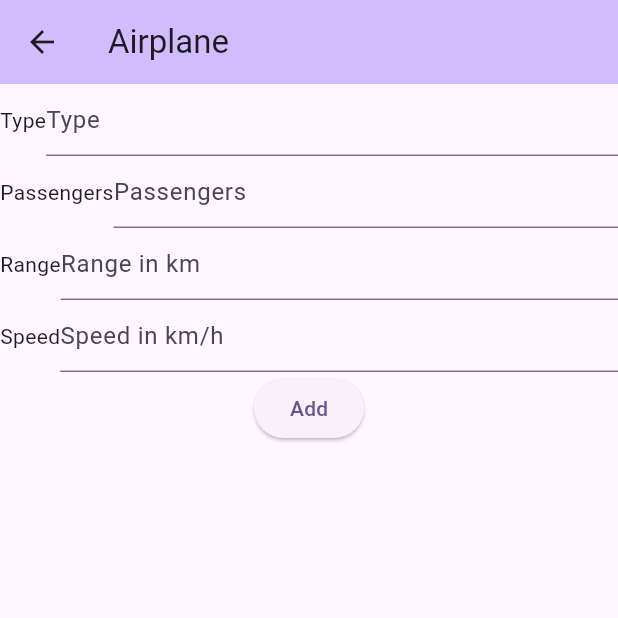
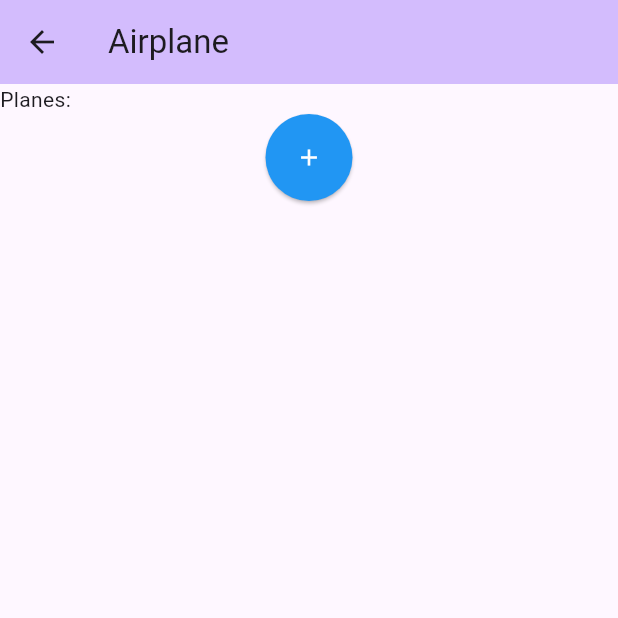
Before and after one commit to wald0047/cst2335_app, a Flutter app: the AirplanePage screen opened by its route, on a phone screen of 412 x 824 dp, the top half of it. Run offline on Flutter 3.47's test engine with Material 3 defaults, Android fonts, the light colour scheme and no system bars; our stand-ins replace floor, sqflite; missing offline and left inert: encrypted_shared_preferences; accounts and stored records are empty; generated files the repository leaves out were written again.

Commit message:
Cleanup airplane page.

```diff
--- a/lib/airplanepage.dart
+++ b/lib/airplanepage.dart
@@ -1,3 +1,4 @@
+import 'package:flutter/cupertino.dart';
 import 'package:flutter/material.dart';
 import 'package:cst2335_app/airplane.dart';
 import 'package:cst2335_app/airplanedao.dart';
@@ -7,12 +8,14 @@ import 'database.dart';
 
 class AirplanePage extends StatefulWidget {
   const AirplanePage({super.key});
+
   @override
   State<AirplanePage> createState() => AirplanePageState();
 }
 
 class AirplanePageState extends State<AirplanePage> {
   List<Airplane> planes = [];
+  late TextEditingController idTextCtl;
   late TextEditingController typeTextCtl;
   late TextEditingController passengerTextCtl;
   late TextEditingController rangeTextCtl;
@@ -25,6 +28,7 @@ class AirplanePageState extends State<AirplanePage> {
   void initState() {
     // initialize object, onloaded in HTML
     super.initState();
+    idTextCtl = TextEditingController();
     typeTextCtl = TextEditingController();
     passengerTextCtl = TextEditingController();
     rangeTextCtl = TextEditingController();
@@ -57,6 +61,7 @@ class AirplanePageState extends State<AirplanePage> {
     DataRepository.planeRange = rangeTextCtl.value.text;
     DataRepository.planeSpeed = speedTextCtl.value.text;
     DataRepository.saveData();
+    idTextCtl.dispose();
     typeTextCtl.dispose();
     passengerTextCtl.dispose();
     rangeTextCtl.dispose();
@@ -84,7 +89,7 @@ class AirplanePageState extends State<AirplanePage> {
       return Row(
         children: [
           Expanded(flex: 2, child: Center(child: AirplaneList())),
-          Expanded(flex: 3, child: Column(children: [DetailsPage(false)])),
+          Expanded(flex: 3, child: Column(children: [DetailsPage()])),
         ],
       );
     } else {
@@ -92,48 +97,58 @@ class AirplanePageState extends State<AirplanePage> {
       if (selectedPlane == null) {
         return AirplaneList();
       } else {
-        return DetailsPage(true);
+        return DetailsPage();
       }
     }
   }
 
   Widget AirplaneList() {
-    return Center(
-      child: Column(
-        children: [
-          EditWidgets(),
-          ElevatedButton(
-              onPressed: addPlane,
-              child: Text("Add")),
-          Expanded(
-            child: ListView.builder(
-              itemCount: planes.length,
-              itemBuilder: (context, rowNum) {
-                // return the widget to go on row : rowNum
-                return GestureDetector(
+    return Column(
+      mainAxisAlignment: MainAxisAlignment.start,
+      children: [
+        Row(children: [Text(textAlign: TextAlign.left, "Planes:")]),
+        ListView.builder(
+          physics: NeverScrollableScrollPhysics(),
+          shrinkWrap: true,
+          itemCount: planes.length,
+          itemBuilder: (context, rowNum) {
+            // return the widget to go on row : rowNum
+            return Card(
+                child: InkWell(
                     onTap: () {
-                       setState(() {
-                         selectedPlane = planes[rowNum];
-                         typeTextCtl.text = selectedPlane!.type;
-                         passengerTextCtl.text = selectedPlane!.numPassengers.toString();
-                         speedTextCtl.text = selectedPlane!.maxSpeed.toString();
-                         rangeTextCtl.text = selectedPlane!.range.toString();
+                      setState(() {
+                        selectedPlane = planes[rowNum];
+                        idTextCtl.text = selectedPlane!.id.toString();
+                        typeTextCtl.text = selectedPlane!.type;
+                        passengerTextCtl.text =
+                            selectedPlane!.numPassengers.toString();
+                        speedTextCtl.text = selectedPlane!.maxSpeed.toString();
+                        rangeTextCtl.text = selectedPlane!.range.toString();
                       });
                     },
-                    child: Row(
-                        mainAxisAlignment: MainAxisAlignment.spaceEvenly,
-                        children: [
-                          Text("id: ${planes[rowNum].id ?? ""}"),
-                          Text(planes[rowNum].type),
-                          Text(planes[rowNum].range.toString()),
-                          Text(planes[rowNum].maxSpeed.toString()),
-                          Text(planes[rowNum].numPassengers.toString())
-                        ]));
-              },
-            ),
+                    child: Padding(
+                        padding: EdgeInsets.all(10),
+                        child: Row(children: [
+                          Icon(CupertinoIcons.airplane, color: Colors.black),
+                          Text(planes[rowNum].type)
+                        ]))));
+          },
+        ),
+        ElevatedButton(
+          onPressed: () {
+            setState(() {
+              selectedPlane = Airplane.noid('', -1, -1, -1);
+            });
+          },
+          child: Icon(Icons.add, color: Colors.white),
+          style: ElevatedButton.styleFrom(
+            shape: CircleBorder(),
+            padding: EdgeInsets.all(20),
+            backgroundColor: Colors.blue, // <-- Button color
+            foregroundColor: Colors.red, // <-- Splash color
           ),
-        ],
-      ),
+        )
+      ],
     );
   }
 
@@ -148,7 +163,7 @@ class AirplanePageState extends State<AirplanePage> {
         builder: (BuildContext context) => AlertDialog(
           title: const Text('Confirm Airplane Removal'),
           content: Text('Are you sure you would like to remove:\n' +
-          'id:${planes[index].id}\t${planes[index].type}'),
+              '${planes[index].type}'),
           actions: <Widget>[
             TextButton(
               child: const Text('Yes'),
@@ -176,133 +191,132 @@ class AirplanePageState extends State<AirplanePage> {
     });
   }
 
-  Widget DetailsPage(bool editWidgets) {
+  Widget DetailsPage() {
     if (selectedPlane == null) {
       return Text("Nothing is selected");
     } else {
       Airplane plane = selectedPlane!;
-      var widgets = [
-        Text("id: ${plane.id ?? ""}"),
-        Row(mainAxisAlignment:MainAxisAlignment.spaceEvenly,
-            children:[
-              ElevatedButton(
+      var edit = [
+        PlaneForm(),
+        Row(mainAxisAlignment: MainAxisAlignment.spaceEvenly, children: [
+          Padding(
+              padding: EdgeInsets.all(4),
+              child: ElevatedButton(
                   onPressed: () {
                     setState(() {
                       selectedPlane = null;
                     });
                   },
-                  child: Text("Unselect")),
-              ElevatedButton(
+                  child: Text("Unselect"))),
+          Padding(
+              padding: EdgeInsets.all(4),
+              child: ElevatedButton(
                   onPressed: () {
                     int index = planes.indexOf(selectedPlane!);
-                    Airplane newPlane = Airplane(selectedPlane?.id,
+                    Airplane newPlane = Airplane(
+                        selectedPlane?.id,
                         typeTextCtl.value.text,
                         int.parse(passengerTextCtl.value.text),
                         int.parse(speedTextCtl.value.text),
-                        int.parse(rangeTextCtl.value.text)
-                    );
+                        int.parse(rangeTextCtl.value.text));
                     airplaneDAO.updateAirplane(newPlane);
                     setState(() {
                       planes[index] = newPlane;
                       selectedPlane = newPlane;
                     });
                   },
-                  child: Text("Update")),
-              ElevatedButton(
+                  child: Text("Update"))),
+          Padding(
+              padding: EdgeInsets.all(4),
+              child: ElevatedButton(
                   onPressed: () {
                     deleteAirplane(plane);
                   },
-                  child: Text("Delete"))])
+                  child: Text("Delete"))),
+        ]),
       ];
-      if (editWidgets) {
-        widgets.insert(1, EditWidgets());
+      var add = [
+        PlaneForm(),
+        Row(mainAxisAlignment: MainAxisAlignment.spaceEvenly, children: [
+          ElevatedButton(
+              onPressed: () {
+                addPlane();
+              },
+              child: Text("Add")),
+          ElevatedButton(
+              onPressed: () {
+                setState(() {
+                  selectedPlane = null;
+                });
+              },
+              child: Text("Clear")),
+        ])
+      ];
+      if (selectedPlane!.id == null) {
+        return Column(children: add);
+      } else {
+        return Column(children: edit);
       }
-      return Column(children: widgets);
     }
   }
 
-  Widget EditWidgets() {
-    return Column(
-      children: [
-        Row(
-          children: [
-            Text("Type"),
-            Expanded(
-              child:
-              TextField(
-                controller:typeTextCtl,
-                decoration: const InputDecoration(
-                  hintText: 'Type',
-                ),
+  Widget PlaneForm() {
+    return Form(
+        child: Column(
+            mainAxisAlignment: MainAxisAlignment.spaceEvenly,
+            crossAxisAlignment: CrossAxisAlignment.start,
+            children: [
+          selectedPlane?.id != null
+              ? TextFormField(
+                  controller: idTextCtl,
+                  decoration: const InputDecoration(
+                    icon: Icon(Icons.numbers),
+                    border: OutlineInputBorder(),
+                  ),
+                  enabled: false,
+                )
+              : Text('New Plane:'),
+          TextFormField(
+              decoration: const InputDecoration(
+                icon: Icon(CupertinoIcons.airplane),
+                hintText: 'What is the plane called?',
+                labelText: 'Plane\'s name',
               ),
-            )
-          ]
-      ),
-        Row(
-            children: [
-              Text("Passengers"),
-              Expanded(
-                child:
-                TextField(
-                  controller:passengerTextCtl,
-                  inputFormatters: [
-                    FilteringTextInputFormatter.digitsOnly
-                  ],
-                  keyboardType: const TextInputType.numberWithOptions(
-                      decimal: false,
-                      signed: false
-                  ),
-                  decoration: const InputDecoration(
-                    hintText: 'Passengers',
-                  ),
-                ),
-              )
-            ]
-        ),
-        Row(
-            children: [
-              Text("Range"),
-              Expanded(
-                child:
-                TextField(
-                  controller:rangeTextCtl,
-                  inputFormatters: [
-                    FilteringTextInputFormatter.digitsOnly
-                  ],
-                  keyboardType: const TextInputType.numberWithOptions(
-                      decimal: false,
-                      signed: false
-                  ),
-                  decoration: const InputDecoration(
-                    hintText: 'Range in km',
-                  ),
-                ),
-              )
-            ]
-        ),
-        Row(
-            children: [
-              Text("Speed"),
-              Expanded(
-                child:
-                TextField(
-                  controller:speedTextCtl,
-                  inputFormatters: [
-                    FilteringTextInputFormatter.digitsOnly
-                  ],
-                  keyboardType: const TextInputType.numberWithOptions(
-                      decimal: false,
-                      signed: false
-                  ),
-                  decoration: const InputDecoration(
-                    hintText: 'Speed in km/h',
-                  ),
-                ),
-              )
-            ]
-        ),
-    ],);
+              controller: typeTextCtl),
+          TextFormField(
+            controller: passengerTextCtl,
+            inputFormatters: [FilteringTextInputFormatter.digitsOnly],
+            keyboardType: const TextInputType.numberWithOptions(
+                decimal: false, signed: false),
+            decoration: const InputDecoration(
+              icon: Icon(CupertinoIcons.person),
+              hintText: 'What is the number of passengers?',
+              labelText: 'Number of passengers',
+            ),
+          ),
+          TextFormField(
+            controller: rangeTextCtl,
+            inputFormatters: [FilteringTextInputFormatter.digitsOnly],
+            keyboardType: const TextInputType.numberWithOptions(
+                decimal: false, signed: false),
+            decoration: const InputDecoration(
+                icon: Icon(Icons.route),
+                hintText: 'What is the range of the plane?',
+                labelText: 'Range (km)'),
+          ),
+          TextFormField(
+            controller: speedTextCtl,
+            inputFormatters: [FilteringTextInputFormatter.digitsOnly],
+            keyboardType: const TextInputType.numberWithOptions(
+                decimal: false, signed: false),
+            decoration: const InputDecoration(
+                icon: Icon(Icons.speed),
+                labelText: 'Speed (km/h)',
+                hintText: 'What is the speed of the plane?'),
+          ),
+        ]));
   }
+
   //This function gets run when you click the button
   void addPlane() {
     int idx = planes.length;
@@ -310,10 +324,10 @@ class AirplanePageState extends State<AirplanePage> {
         typeTextCtl.value.text,
         int.parse(passengerTextCtl.value.text),
         int.parse(speedTextCtl.value.text),
-        int.parse(rangeTextCtl.value.text)
-    );
+        int.parse(rangeTextCtl.value.text));
     setState(() {
       idx = planes.length;
+      selectedPlane = noid;
       planes.add(noid);
       typeTextCtl.text = "";
       passengerTextCtl.text = "";
@@ -323,6 +337,7 @@ class AirplanePageState extends State<AirplanePage> {
     airplaneDAO.insertAirplane(noid).then((id) {
       setState(() {
         planes[idx] = Airplane.fromNoid(id, noid);
+        selectedPlane = planes[idx];
       });
     });
   }
```
